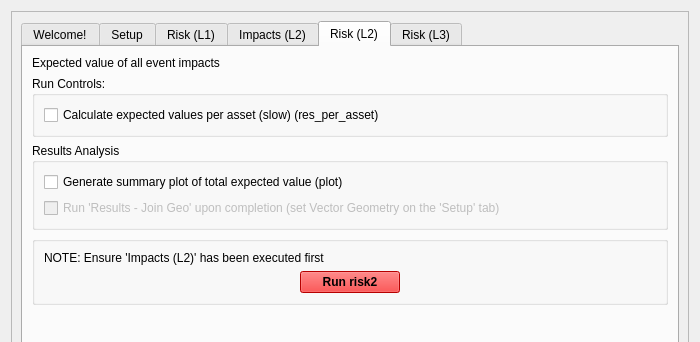
NRCan/CanFlood, file canflood/model/model.ui: the form before one commit; both pictures show x 0 to 700 and y 0 to 342 of the 700 by 700 pixel window.
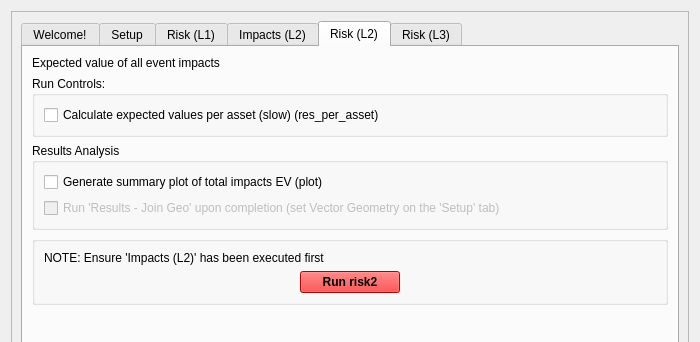
The form after the commit. The open tabs and pages were chosen to show the change. Icons and pictures are not drawn. Custom widgets are drawn as their Qt base class.

Commit message: finv miti checks

The edit to the form file:
```diff
--- a/canflood/model/model.ui
+++ b/canflood/model/model.ui
@@ -1529,7 +1529,7 @@
               <item>
                <widget class="QCheckBox" name="checkBox_r2plot">
                 <property name="text">
-                 <string>Generate summary plot of total expected value (plot)</string>
+                 <string>Generate summary plot of total impacts EV (plot)</string>
                 </property>
                </widget>
               </item>
```
Left out of the diff: 2 changed lines with no effect on the pictures. The commit also changes 2 other files.
